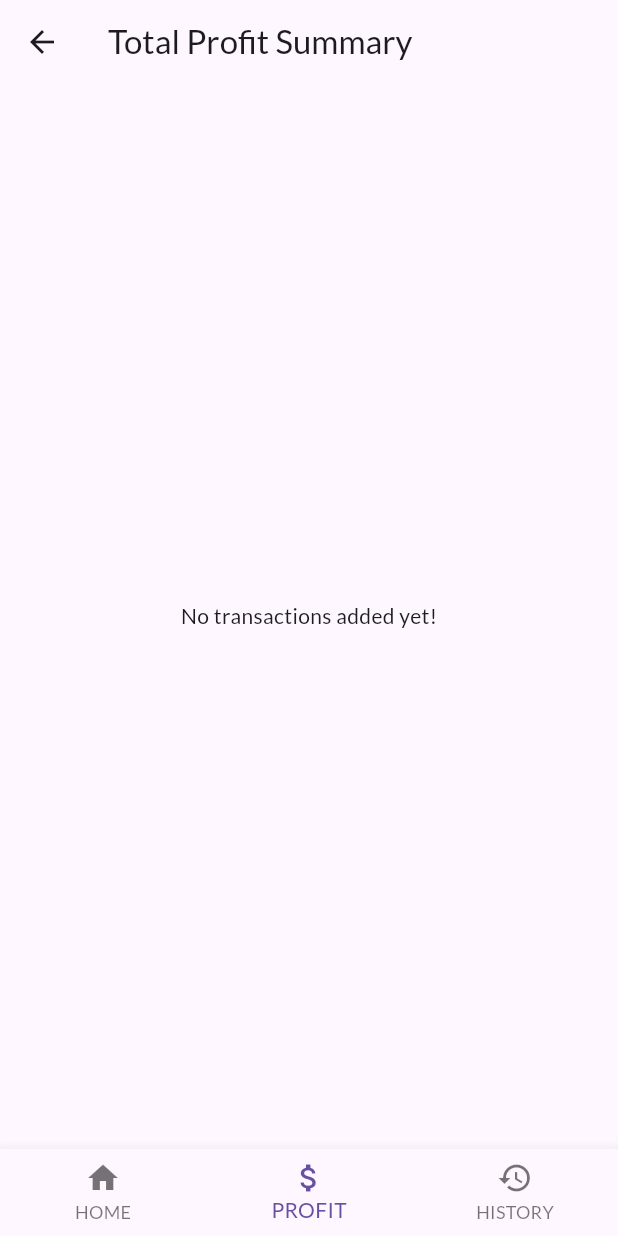
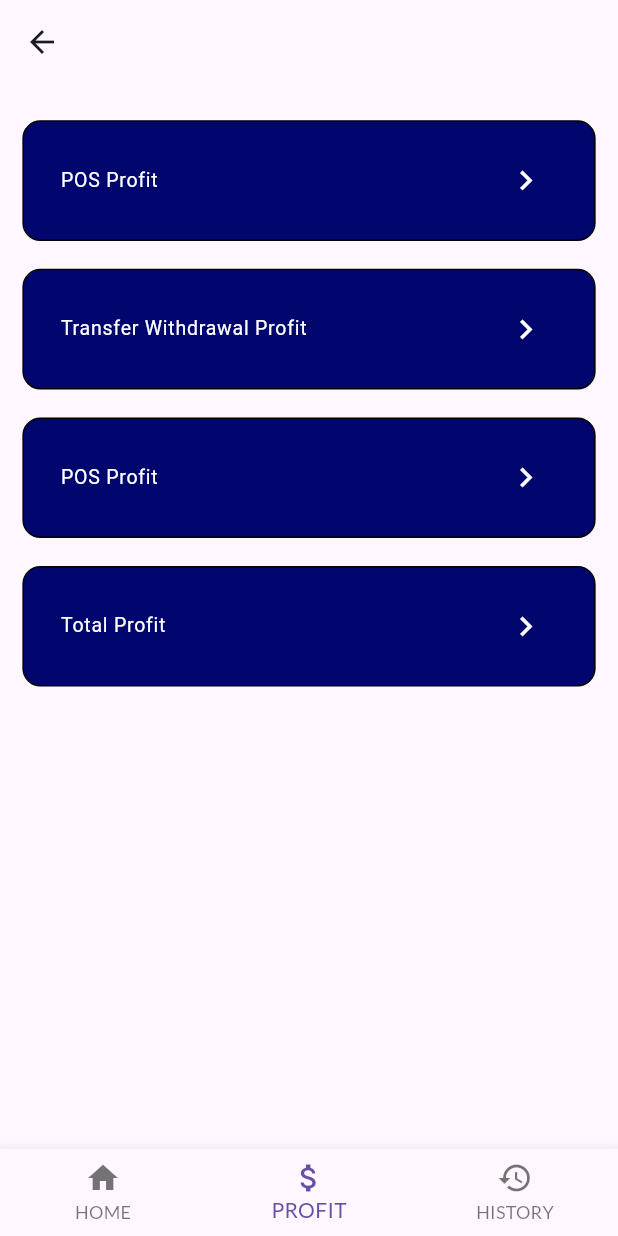
Before and after one commit to Dejito/eod-reconciliation_, a Flutter app: the TabScreen screen opened by its route, item 2 of the bottom bar chosen, on a phone screen of 412 x 824 dp. Run offline on Flutter 3.47's test engine with Material 3 defaults, Android fonts, the phone set to English and light mode, and no system bars; our stand-ins replace flutter_easyloading, flutter_screenutil, google_fonts, sqflite; accounts and stored records are empty; Roboto replaces fonts that are missing (Mitr).

```diff
--- a/lib/main.dart
+++ b/lib/main.dart
@@ -5,7 +5,7 @@ import 'package:eod_reconcilaton/providers/profit_db.dart';
 import 'package:eod_reconcilaton/providers/tf_withdrawal_brain.dart';
 import 'package:eod_reconcilaton/screens/deposits/deposit_increase_screen.dart';
 import 'package:eod_reconcilaton/screens/deposits/deposit_screen.dart';
-import 'package:eod_reconcilaton/screens/history.dart';
+import 'package:eod_reconcilaton/screens/history/history.dart';
 import 'package:eod_reconcilaton/screens/landing_page.dart';
 import 'package:eod_reconcilaton/screens/pos_withdrawal/pos_with_increase_screen.dart';
 import 'package:eod_reconcilaton/screens/pos_withdrawal/pos_withdrawal_screen.dart';
--- a/lib/screens/dashboard/dashboard_widgets.dart
+++ b/lib/screens/dashboard/dashboard_widgets.dart
@@ -151,12 +151,12 @@ Widget dashboardCard(BuildContext context) {
 }
 
 Widget transactionTypeButton(
-    {required String title, required Function() onTap}) {
+    {required String title, required Function() onTap, bool isProfitScreen = false} ) {
   return InkWell(
     onTap: onTap,
     child: Container(
       decoration: BoxDecoration(
-        // color: Color(0xFFFEFEFE),
+        color: isProfitScreen ? AppColors.primaryColor : Colors.transparent,
         borderRadius: const BorderRadius.all(Radius.circular(12)),
         border: Border.all(color: Colors.black),
       ),
@@ -169,10 +169,12 @@ Widget transactionTypeButton(
         title: titleText(
           title,
           fontSize: 15.sp,
+          color: isProfitScreen ? Colors.white : Colors.black
         ),
         trailing: Icon(
           Icons.chevron_right,
           size: 28.sp,
+          color: isProfitScreen ? Colors.white : Colors.grey.shade800,
         ),
       ),
     ),
--- a/lib/screens/tab_screen.dart
+++ b/lib/screens/tab_screen.dart
@@ -1,4 +1,5 @@
-import 'package:eod_reconcilaton/screens/history.dart';
+import 'package:eod_reconcilaton/screens/history/history.dart';
+import 'package:eod_reconcilaton/screens/total_profit/profit_homepage.dart';
 import 'package:eod_reconcilaton/screens/total_profit/total_profit.dart';
 import 'package:flutter/material.dart';
 
@@ -19,7 +20,7 @@ class _TabScreenState extends State<TabScreen> {
 
   final List<Map<String, dynamic>> _pages = [
     {'page': const Dashboard(), 'title': 'HOME'},
-    {'page': const TotalProfit(), 'title': 'PROFITS'},
+    {'page': const ProfitHomepage(), 'title': 'PROFITS'},
     {'page': const History(), 'title': 'HISTORY'},
 
   ];
--- /dev/null
+++ b/lib/screens/total_profit/profit_homepage.dart
@@ -0,0 +1,45 @@
+import 'package:eod_reconcilaton/screens/dashboard/dashboard_widgets.dart';
+import 'package:eod_reconcilaton/utils/assets.dart';
+import 'package:flutter/material.dart';
+import 'package:flutter_screenutil/flutter_screenutil.dart';
+
+class ProfitHomepage extends StatelessWidget {
+
+  const ProfitHomepage({super.key});
+
+  @override
+  Widget build(BuildContext context) {
+    return Scaffold(
+      appBar: AppBar(),
+      body: Container(
+        margin: EdgeInsets.all(16.h),
+        child: SingleChildScrollView(
+          child: Column(
+            children: [
+              transactionTypeButton(
+                title: "POS Profit",
+                isProfitScreen: true,
+                onTap: () {},
+              ),
+              transactionTypeButton(
+                title: "Transfer Withdrawal Profit",
+                isProfitScreen: true,
+                onTap: () {},
+              ),
+              transactionTypeButton(
+                title: "POS Profit",
+                isProfitScreen: true,
+                onTap: () {},
+              ),
+              transactionTypeButton(
+                title: "Total Profit",
+                isProfitScreen: true,
+                onTap: () {},
+              ),
+            ],
+          ),
+        ),
+      ),
+    );
+  }
+}
```
Also changed, not shown: lib/screens/history.dart (deleted, +0 -103 lines), lib/screens/history/history.dart (added, +103 -0 lines), lib/widgets/main_drawer.dart (+11 -8 lines).
